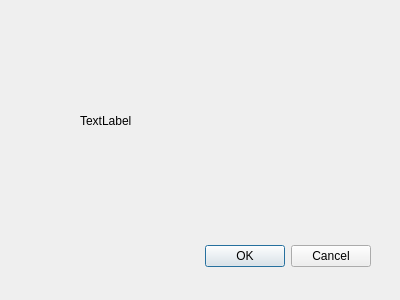
This is wrong.ui in NorthOuterTowner/DB as Qt 5 draws it before an edit. The edited form follows.
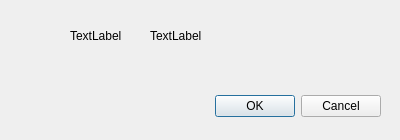
This is the edited form.

What changed in the file:
```diff
--- a/wrong.ui
+++ b/wrong.ui
@@ -7,7 +7,7 @@
     <x>0</x>
     <y>0</y>
     <width>400</width>
-    <height>300</height>
+    <height>140</height>
    </rect>
   </property>
   <property name="windowTitle">
@@ -16,8 +16,8 @@
   <widget class="QDialogButtonBox" name="buttonBox">
    <property name="geometry">
     <rect>
-     <x>30</x>
-     <y>240</y>
+     <x>40</x>
+     <y>90</y>
      <width>341</width>
      <height>32</height>
     </rect>
@@ -32,10 +32,23 @@
   <widget class="QLabel" name="info">
    <property name="geometry">
     <rect>
-     <x>80</x>
-     <y>80</y>
+     <x>150</x>
+     <y>10</y>
      <width>241</width>
-     <height>81</height>
+     <height>51</height>
+    </rect>
+   </property>
+   <property name="text">
+    <string>TextLabel</string>
+   </property>
+  </widget>
+  <widget class="QLabel" name="png">
+   <property name="geometry">
+    <rect>
+     <x>70</x>
+     <y>10</y>
+     <width>51</width>
+     <height>51</height>
     </rect>
    </property>
    <property name="text">
```
